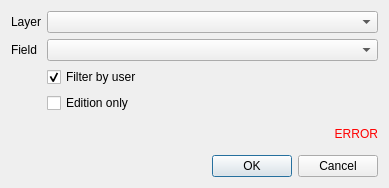
First picture: the form in lizmap/resources/ui/ui_form_filter_by_login.ui, repository 3liz/lizmap-plugin, before the edit.
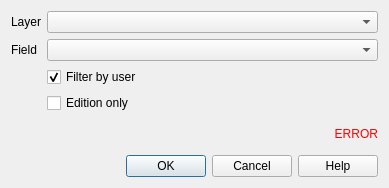
Second picture: the form after the edit. Custom widgets are drawn as their Qt base class.

Commit message: UX - Add a link to the online help on each edition form

```diff
--- a/lizmap/resources/ui/ui_form_filter_by_login.ui
+++ b/lizmap/resources/ui/ui_form_filter_by_login.ui
@@ -77,7 +77,7 @@
       <enum>Qt::Horizontal</enum>
      </property>
      <property name="standardButtons">
-      <set>QDialogButtonBox::Cancel|QDialogButtonBox::Ok</set>
+      <set>QDialogButtonBox::Help|QDialogButtonBox::Cancel|QDialogButtonBox::Ok</set>
      </property>
     </widget>
    </item>
```
The commit also changes 21 other files.
